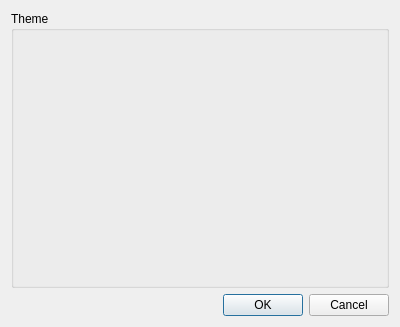
The window that src/ThemeDialog.ui (Alex-Rose/PXG_Telemetry_fork) describes before a commit, drawn with Qt 5.
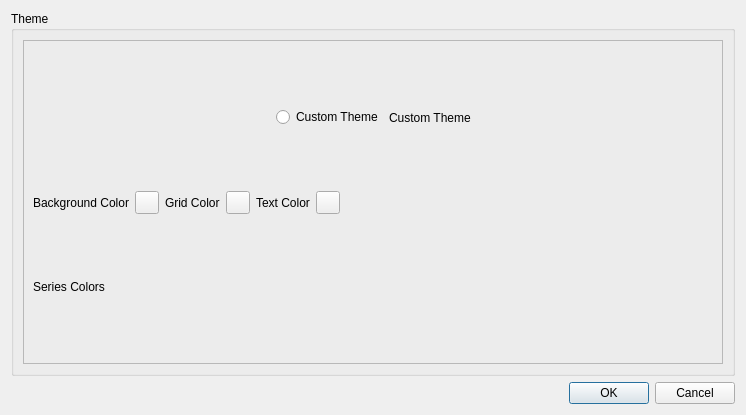
The same window after the commit. Custom widgets are drawn as their Qt base class.

Commit message: Add custom theme

What changed in the file:
```diff
--- a/src/ThemeDialog.ui
+++ b/src/ThemeDialog.ui
@@ -6,8 +6,8 @@
    <rect>
     <x>0</x>
     <y>0</y>
-    <width>400</width>
-    <height>327</height>
+    <width>746</width>
+    <height>415</height>
    </rect>
   </property>
   <property name="windowTitle">
@@ -19,10 +19,160 @@
      <property name="title">
       <string>Theme</string>
      </property>
-     <layout class="QVBoxLayout" name="verticalLayout">
+     <layout class="QVBoxLayout" name="verticalLayout" stretch="1,0">
       <item>
        <layout class="QGridLayout" name="themeGridLayout"/>
       </item>
+      <item>
+       <widget class="SelectableFrame" name="customThemeFrame">
+        <property name="frameShape">
+         <enum>QFrame::StyledPanel</enum>
+        </property>
+        <property name="frameShadow">
+         <enum>QFrame::Raised</enum>
+        </property>
+        <layout class="QGridLayout" name="gridLayout">
+         <item row="1" column="4">
+          <widget class="QLabel" name="label_4">
+           <property name="text">
+            <string>Text Color</string>
+           </property>
+          </widget>
+         </item>
+         <item row="1" column="6">
+          <spacer name="horizontalSpacer_2">
+           <property name="orientation">
+            <enum>Qt::Horizontal</enum>
+           </property>
+           <property name="sizeHint" stdset="0">
+            <size>
+             <width>40</width>
+             <height>20</height>
+            </size>
+           </property>
+          </spacer>
+         </item>
+         <item row="1" column="3">
+          <widget class="ColorButton" name="colorGrid">
+           <property name="text">
+            <string/>
+           </property>
+          </widget>
+         </item>
+         <item row="1" column="2">
+          <widget class="QLabel" name="label_3">
+           <property name="sizePolicy">
+            <sizepolicy hsizetype="Fixed" vsizetype="Preferred">
+             <horstretch>0</horstretch>
+             <verstretch>0</verstretch>
+            </sizepolicy>
+           </property>
+           <property name="text">
+            <string>Grid Color</string>
+           </property>
+          </widget>
+         </item>
+         <item row="0" column="0" colspan="7">
+          <layout class="QHBoxLayout" name="horizontalLayout">
+           <item>
+            <spacer name="horizontalSpacer_4">
+             <property name="orientation">
+              <enum>Qt::Horizontal</enum>
+             </property>
+             <property name="sizeHint" stdset="0">
+              <size>
+               <width>40</width>
+               <height>20</height>
+              </size>
+             </property>
+            </spacer>
+           </item>
+           <item>
+            <widget class="QRadioButton" name="rbCustomTheme">
+             <property name="text">
+              <string>Custom Theme</string>
+             </property>
+            </widget>
+           </item>
+           <item>
+            <widget class="QLabel" name="label">
+             <property name="text">
+              <string>Custom Theme</string>
+             </property>
+            </widget>
+           </item>
+           <item>
+            <spacer name="horizontalSpacer">
+             <property name="orientation">
+              <enum>Qt::Horizontal</enum>
+             </property>
+             <property name="sizeHint" stdset="0">
+              <size>
+               <width>40</width>
+               <height>20</height>
+              </size>
+             </property>
+            </spacer>
+           </item>
+          </layout>
+         </item>
+         <item row="1" column="0">
+          <widget class="QLabel" name="label_2">
+           <property name="sizePolicy">
+            <sizepolicy hsizetype="Fixed" vsizetype="Preferred">
+             <horstretch>0</horstretch>
+             <verstretch>0</verstretch>
+            </sizepolicy>
+           </property>
+           <property name="text">
+            <string>Background Color</string>
+           </property>
+          </widget>
+         </item>
+         <item row="1" column="1">
+          <widget class="ColorButton" name="colorBackground">
+           <property name="text">
+            <string/>
+           </property>
+          </widget>
+         </item>
+         <item row="1" column="5">
+          <widget class="ColorButton" name="colorText">
+           <property name="text">
+            <string/>
+           </property>
+          </widget>
+         </item>
+         <item row="2" column="0">
+          <widget class="QLabel" name="label_5">
+           <property name="text">
+            <string>Series Colors</string>
+           </property>
+          </widget>
+         </item>
+         <item row="2" column="1" colspan="6">
+          <layout class="QHBoxLayout" name="horizontalLayout_2">
+           <item>
+            <layout class="QHBoxLayout" name="seriesColorsLayout"/>
+           </item>
+           <item>
+            <spacer name="horizontalSpacer_3">
+             <property name="orientation">
+              <enum>Qt::Horizontal</enum>
+             </property>
+             <property name="sizeHint" stdset="0">
+              <size>
+               <width>40</width>
+               <height>20</height>
+              </size>
+             </property>
+            </spacer>
+           </item>
+          </layout>
+         </item>
+        </layout>
+       </widget>
+      </item>
      </layout>
     </widget>
    </item>
@@ -35,6 +185,19 @@
    </item>
   </layout>
  </widget>
+ <customwidgets>
+  <customwidget>
+   <class>ColorButton</class>
+   <extends>QToolButton</extends>
+   <header>ThemeDialog.h</header>
+  </customwidget>
+  <customwidget>
+   <class>SelectableFrame</class>
+   <extends>QFrame</extends>
+   <header>ThemeDialog.h</header>
+   <container>1</container>
+  </customwidget>
+ </customwidgets>
  <resources/>
  <connections>
   <connection>
```
The commit also changes 12 other files.
